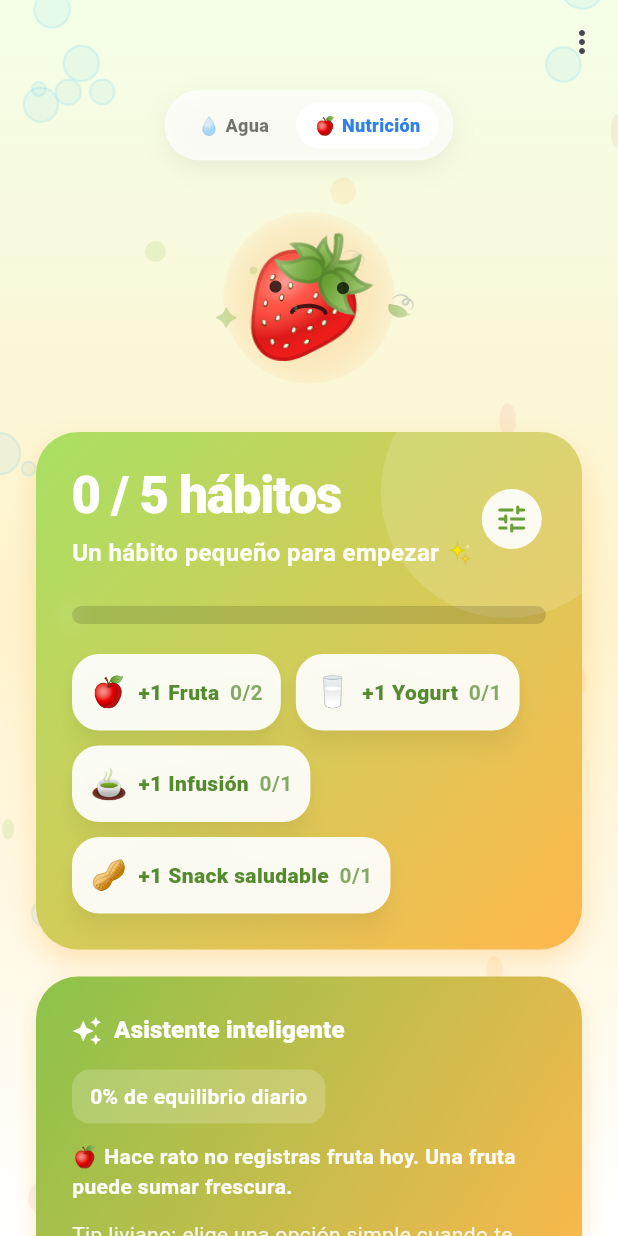
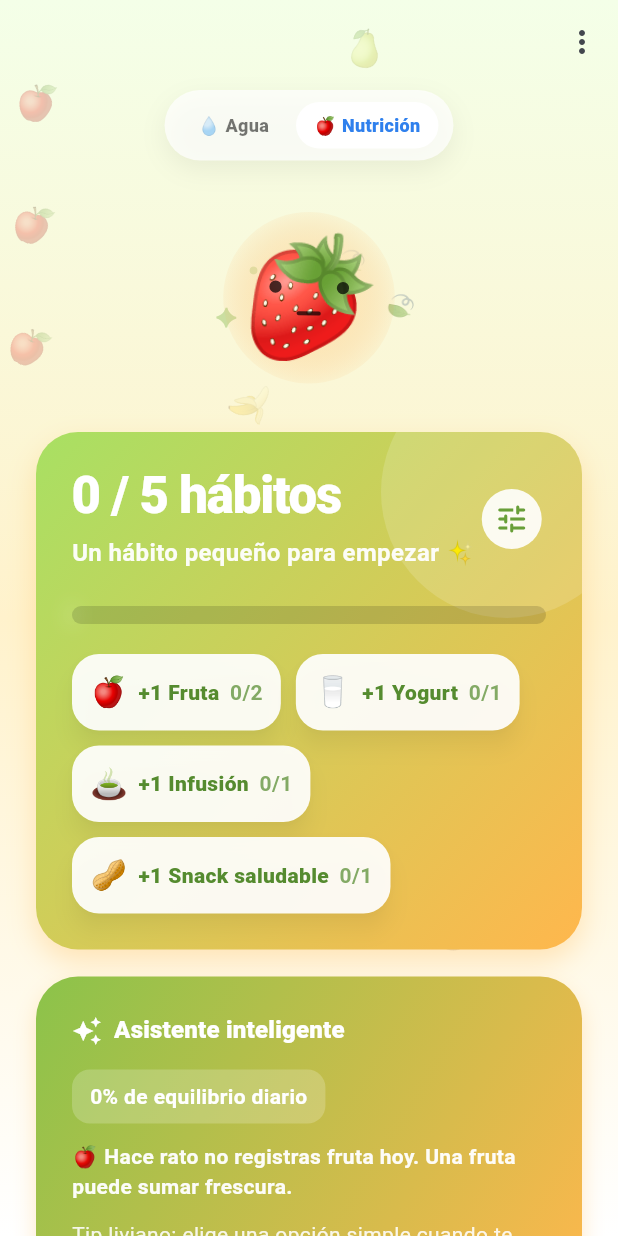
Before and after one commit to Maxigon87/tomatelo, a Flutter app: the HomeScreen screen opened directly, swiped to page 2, on a phone screen of 412 x 824 dp. Run offline on Flutter 3.47's test engine with Material 3 defaults, Android fonts, the phone set to English and light mode, and no system bars; our stand-ins replace audioplayers, awesome_notifications, fl_chart, shared_preferences, vibration; missing offline and left inert: home_widget; accounts and stored records are empty.

Commit message:
feat: implement home screen with integrated hydration tracker, nutrition logging, and weekly analytics dashboard

```diff
--- a/lib/screens/home_screen.dart
+++ b/lib/screens/home_screen.dart
@@ -1,4 +1,5 @@
 import 'dart:io';
+import 'dart:math';
 import 'package:flutter/foundation.dart';
 import 'package:flutter/material.dart';
 import 'package:home_widget/home_widget.dart';
@@ -515,7 +516,11 @@ class _HomeScreenState extends State<HomeScreen> with WidgetsBindingObserver {
               child: _YesterdayWater(glassesYesterday: _glassesYesterday),
             ),
             const SizedBox(height: 16),
-            WeeklyChart(data: _weeklyData),
+            WeeklyChart(
+              data: _weeklyData,
+              gradientColors: const [Color(0xFF56CCF2), Color(0xFF2F80ED)],
+              shadowColor: const Color(0xFF2F80ED),
+            ),
           ],
         ),
       ),
@@ -535,7 +540,11 @@ class _HomeScreenState extends State<HomeScreen> with WidgetsBindingObserver {
           crossAxisAlignment: CrossAxisAlignment.center,
           children: [
             const SizedBox(height: 6),
-            NutritionPet(progress: _nutritionProgress, size: 112),
+            NutritionPet(
+              mood: _nutritionPetMood,
+              progress: _nutritionProgress,
+              size: 112,
+            ),
             const SizedBox(height: 24),
             NutritionTrackerCard(
               today: _nutritionToday,
@@ -558,7 +567,11 @@ class _HomeScreenState extends State<HomeScreen> with WidgetsBindingObserver {
               child: _buildNutritionYesterday(context),
             ),
             const SizedBox(height: 16),
-            WeeklyChart(data: _nutritionWeeklyData),
+            WeeklyChart(
+              data: _nutritionWeeklyData,
+              gradientColors: const [Color(0xFF8BC34A), Color(0xFF7CB342)],
+              shadowColor: const Color(0xFF7CB342),
+            ),
           ],
         ),
       ),
@@ -842,6 +855,22 @@ class _HomeScreenState extends State<HomeScreen> with WidgetsBindingObserver {
     final isOnTrack = status == null || status == HydrationStatus.onTrack;
     return isOnTrack ? HydrationPetMood.happy : HydrationPetMood.tired;
   }
+
+  NutritionPetMood get _nutritionPetMood {
+    final hour = DateTime.now().hour;
+    final progress = _nutritionProgress;
+
+    // Antes de las 12 (mañana): Feliz si ya empezó con algo
+    if (hour < 12) {
+      return progress > 0 ? NutritionPetMood.happy : NutritionPetMood.normal;
+    }
+    // Entre 12 y 20 (tarde): Feliz si va a mitad de camino
+    if (hour < 20) {
+      return progress >= 0.4 ? NutritionPetMood.happy : NutritionPetMood.normal;
+    }
+    // Después de las 20 (noche): Triste si no cumplió la meta
+    return progress >= 0.8 ? NutritionPetMood.happy : NutritionPetMood.tired;
+  }
 }
 
 class _SwipeBackground extends StatelessWidget {
@@ -880,13 +909,13 @@ class _SwipeBackground extends StatelessWidget {
         children: [
           Positioned.fill(
             child: Opacity(
-              opacity: 1 - (pagePosition * 0.35),
+              opacity: (1 - pagePosition).clamp(0, 1),
               child: const AnimatedBubbles(),
             ),
           ),
           Positioned.fill(
             child: Opacity(
-              opacity: pagePosition,
+              opacity: pagePosition.clamp(0, 1),
               child: const _NutritionParticles(),
             ),
           ),
@@ -942,27 +971,33 @@ class _NutritionParticlesPainter extends CustomPainter {
 
   @override
   void paint(Canvas canvas, Size size) {
-    final paint = Paint()..style = PaintingStyle.fill;
-    final colors = [
-      const Color(0xFF8BC34A).withValues(alpha: 0.16),
-      const Color(0xFFFFB74D).withValues(alpha: 0.15),
-      const Color(0xFFE57373).withValues(alpha: 0.11),
-    ];
+    final fruits = ['🍎', '🍌', '🍓', '🍊', '🥝', '🍇', '🍐'];
+    final textStyle = TextStyle(fontSize: 24);
 
-    for (var i = 0; i < 18; i++) {
-      final progress = (tick + i * 0.071) % 1;
-      final x = (size.width * ((i * 37) % 100) / 100) +
-          (i.isEven ? 1 : -1) * 18 * progress;
-      final y = size.height - (size.height + 80) * progress + (i % 3) * 24;
-      paint.color = colors[i % colors.length];
-      canvas.drawOval(
-        Rect.fromCenter(
-          center: Offset(x, y),
-          width: 8 + (i % 4) * 3,
-          height: 14 + (i % 3) * 4,
+    for (var i = 0; i < 15; i++) {
+      final progress = (tick + i * 0.13) % 1;
+      // Falling from top to bottom
+      final x = (size.width * ((i * 43) % 100) / 100) +
+          sin(progress * pi * 2 + i) * 20;
+      final y = -40 + (size.height + 80) * progress;
+
+      final textPainter = TextPainter(
+        text: TextSpan(
+          text: fruits[i % fruits.length],
+          style: textStyle.copyWith(
+            color: Colors.white.withValues(alpha: 0.15 + (1 - progress) * 0.1),
+          ),
         ),
-        paint,
+        textDirection: TextDirection.ltr,
       );
+
+      textPainter.layout();
+
+      canvas.save();
+      canvas.translate(x, y);
+      canvas.rotate(progress * pi * 0.5); // Slight rotation while falling
+      textPainter.paint(canvas, Offset(-textPainter.width / 2, -textPainter.height / 2));
+      canvas.restore();
     }
   }
 
--- a/lib/widgets/nutrition_pet.dart
+++ b/lib/widgets/nutrition_pet.dart
@@ -2,9 +2,17 @@ import 'dart:math' as math;
 
 import 'package:flutter/material.dart';
 
+enum NutritionPetMood { happy, normal, tired }
+
 class NutritionPet extends StatefulWidget {
-  const NutritionPet({super.key, required this.progress, this.size = 112});
+  const NutritionPet({
+    super.key,
+    required this.mood,
+    required this.progress,
+    this.size = 112,
+  });
 
+  final NutritionPetMood mood;
   final double progress;
   final double size;
 
@@ -76,7 +84,7 @@ class _NutritionPetState extends State<NutritionPet>
                     ),
                     Positioned(
                       top: widget.size * 0.52,
-                      child: _FruitFace(isHappy: widget.progress >= 0.45),
+                      child: _FruitFace(mood: widget.mood),
                     ),
                   ],
                 ),
@@ -126,9 +134,9 @@ class _NutritionPetState extends State<NutritionPet>
 }
 
 class _FruitFace extends StatelessWidget {
-  const _FruitFace({required this.isHappy});
+  const _FruitFace({required this.mood});
 
-  final bool isHappy;
+  final NutritionPetMood mood;
 
   @override
   Widget build(BuildContext context) {
@@ -144,7 +152,7 @@ class _FruitFace extends StatelessWidget {
           const SizedBox(height: 8),
           CustomPaint(
             size: const Size(22, 10),
-            painter: _SmilePainter(isHappy: isHappy),
+            painter: _SmilePainter(mood: mood),
           ),
         ],
       ),
@@ -169,9 +177,9 @@ class _Eye extends StatelessWidget {
 }
 
 class _SmilePainter extends CustomPainter {
-  const _SmilePainter({required this.isHappy});
+  const _SmilePainter({required this.mood});
 
-  final bool isHappy;
+  final NutritionPetMood mood;
 
   @override
   void paint(Canvas canvas, Size size) {
@@ -180,10 +188,21 @@ class _SmilePainter extends CustomPainter {
       ..style = PaintingStyle.stroke
       ..strokeWidth = 2.6
       ..strokeCap = StrokeCap.round;
+
+    if (mood == NutritionPetMood.normal) {
+      canvas.drawLine(
+        Offset(size.width * 0.2, size.height * 0.5),
+        Offset(size.width * 0.8, size.height * 0.5),
+        paint,
+      );
+      return;
+    }
+
+    final isHappy = mood == NutritionPetMood.happy;
     final rect = Rect.fromLTWH(0, isHappy ? -size.height * 0.5 : 0, size.width, size.height);
     canvas.drawArc(rect, isHappy ? 0.12 : math.pi + 0.12, math.pi - 0.24, false, paint);
   }
 
   @override
-  bool shouldRepaint(covariant _SmilePainter oldDelegate) => oldDelegate.isHappy != isHappy;
+  bool shouldRepaint(covariant _SmilePainter oldDelegate) => oldDelegate.mood != mood;
 }
```
Also changed, not shown: lib/widgets/weekly_chart.dart (+17 -7 lines).
